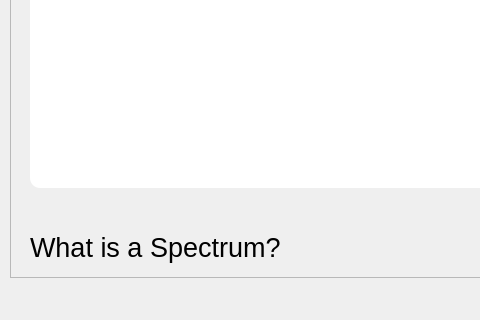
Qt form GUIs/helping_windows/rt_sine_help_window.ui (albertgubau/Nataly) before a commit; both pictures show x 0 to 480 and y 253 to 573 of the 880 by 573 pixel window.
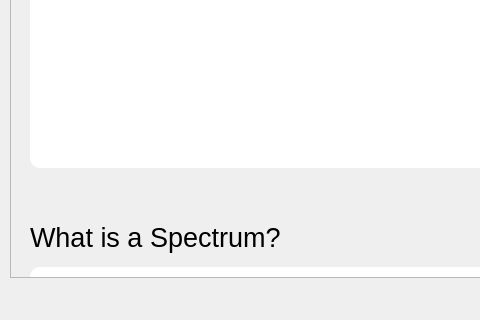
The same form after that commit. Icons and pictures are not drawn.

Commit message: Some modifications on the helping windows

What changed in the file:
```diff
--- a/GUIs/helping_windows/rt_sine_help_window.ui
+++ b/GUIs/helping_windows/rt_sine_help_window.ui
@@ -125,7 +125,7 @@
          <property name="geometry">
           <rect>
            <x>10</x>
-           <y>460</y>
+           <y>450</y>
            <width>301</width>
            <height>41</height>
           </rect>
@@ -146,7 +146,7 @@
          <property name="geometry">
           <rect>
            <x>10</x>
-           <y>510</y>
+           <y>500</y>
            <width>791</width>
            <height>331</height>
           </rect>
@@ -193,7 +193,7 @@
            <x>10</x>
            <y>60</y>
            <width>801</width>
-           <height>361</height>
+           <height>341</height>
           </rect>
          </property>
          <property name="styleSheet">
```
The commit also changes 3 other files.
